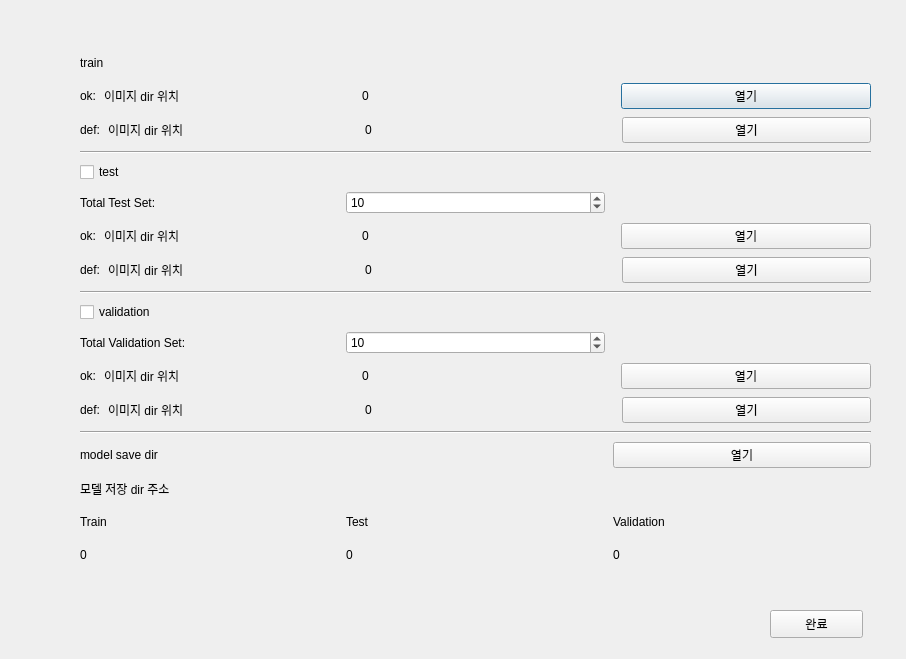
This is GUI/training/training_init.ui in sdc-defect/QC-Process as Qt 5 draws it before an edit. The edited form follows.
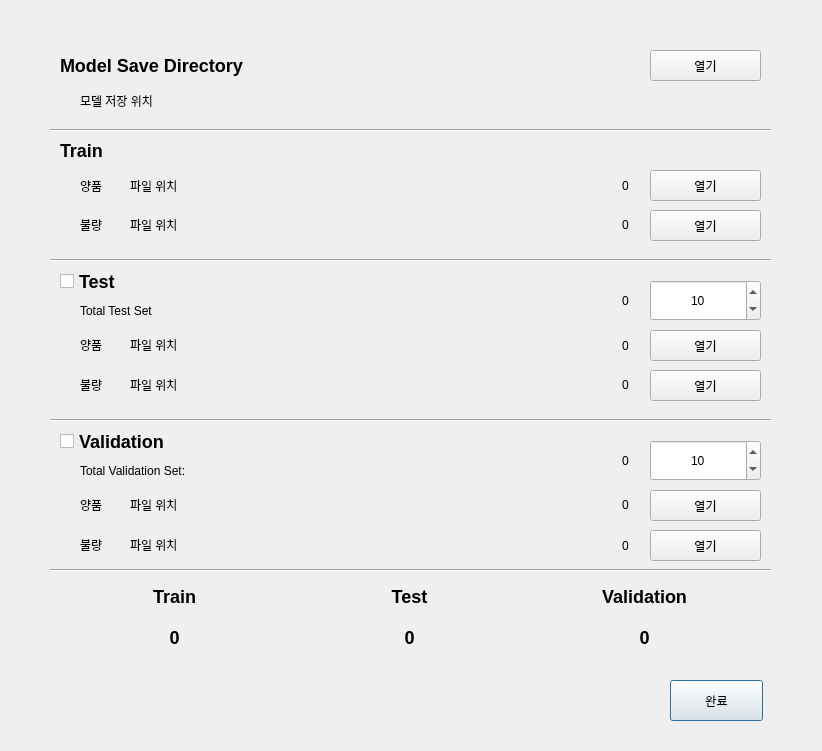
This is the edited form.

Commit message: Feat. GUI: training init UI changed

The edit to the form file:
```diff
--- a/GUI/training/training_init.ui
+++ b/GUI/training/training_init.ui
@@ -6,434 +6,743 @@
    <rect>
     <x>0</x>
     <y>0</y>
-    <width>906</width>
-    <height>659</height>
+    <width>822</width>
+    <height>751</height>
    </rect>
   </property>
   <property name="windowTitle">
    <string>Dialog</string>
   </property>
-  <widget class="QWidget" name="verticalLayoutWidget">
-   <property name="geometry">
-    <rect>
-     <x>80</x>
-     <y>50</y>
-     <width>791</width>
-     <height>517</height>
-    </rect>
-   </property>
-   <layout class="QVBoxLayout" name="verticalLayout">
-    <property name="spacing">
-     <number>8</number>
-    </property>
-    <item>
-     <widget class="QLabel" name="labelTrainSetTitle">
-      <property name="sizePolicy">
-       <sizepolicy hsizetype="Preferred" vsizetype="Preferred">
-        <horstretch>0</horstretch>
-        <verstretch>0</verstretch>
-       </sizepolicy>
-      </property>
-      <property name="text">
-       <string>train</string>
-      </property>
-     </widget>
-    </item>
-    <item>
-     <layout class="QHBoxLayout" name="trainOk" stretch="0,1,1,1">
-      <item>
-       <widget class="QLabel" name="labelOkTrainTitle">
-        <property name="text">
-         <string>ok:</string>
-        </property>
-       </widget>
-      </item>
-      <item>
-       <widget class="QLabel" name="labelOkTrainListDir">
-        <property name="text">
-         <string>이미지 dir 위치</string>
-        </property>
-       </widget>
-      </item>
-      <item>
-       <widget class="QLabel" name="labelOkTrainCount">
-        <property name="text">
-         <string>0</string>
-        </property>
-       </widget>
-      </item>
-      <item>
-       <widget class="QPushButton" name="pushButtonOkTrainListDir">
-        <property name="text">
-         <string>열기</string>
-        </property>
-       </widget>
-      </item>
-     </layout>
-    </item>
-    <item>
-     <layout class="QHBoxLayout" name="trainDef" stretch="0,1,1,1">
-      <item>
-       <widget class="QLabel" name="labelDefTrainTitle">
-        <property name="text">
-         <string>def:</string>
-        </property>
-       </widget>
-      </item>
-      <item>
-       <widget class="QLabel" name="labelDefTrainListDir">
-        <property name="text">
-         <string>이미지 dir 위치</string>
-        </property>
-       </widget>
-      </item>
-      <item>
-       <widget class="QLabel" name="labelDefTrainCount">
-        <property name="text">
-         <string>0</string>
-        </property>
-       </widget>
-      </item>
-      <item>
-       <widget class="QPushButton" name="pushButtonDefTrainListDir">
-        <property name="text">
-         <string>열기</string>
-        </property>
-       </widget>
-      </item>
-     </layout>
-    </item>
-    <item>
-     <widget class="Line" name="line_4">
-      <property name="orientation">
-       <enum>Qt::Horizontal</enum>
-      </property>
-     </widget>
-    </item>
-    <item>
-     <widget class="QCheckBox" name="checkBoxTest">
-      <property name="text">
-       <string>test</string>
-      </property>
-      <property name="tristate">
-       <bool>false</bool>
-      </property>
-     </widget>
-    </item>
-    <item>
-     <layout class="QHBoxLayout" name="totalTestSet">
-      <item>
-       <widget class="QLabel" name="labelTotalRatioTestTitle">
-        <property name="text">
-         <string>Total Test Set:</string>
-        </property>
-       </widget>
-      </item>
-      <item>
-       <widget class="QSpinBox" name="spinBoxTotalRatioTestCount">
-        <property name="minimum">
-         <number>5</number>
-        </property>
-        <property name="maximum">
-         <number>20</number>
-        </property>
-        <property name="singleStep">
-         <number>5</number>
-        </property>
-        <property name="value">
-         <number>10</number>
-        </property>
-       </widget>
-      </item>
-      <item>
-       <widget class="QLabel" name="labelTotalRatioTestCount">
-        <property name="text">
-         <string/>
-        </property>
-       </widget>
-      </item>
-     </layout>
-    </item>
-    <item>
-     <layout class="QHBoxLayout" name="testOk" stretch="0,1,1,1">
-      <item>
-       <widget class="QLabel" name="labelOkTestTitle">
-        <property name="text">
-         <string>ok:</string>
-        </property>
-       </widget>
-      </item>
-      <item>
-       <widget class="QLabel" name="labelOkTestListDir">
-        <property name="text">
-         <string>이미지 dir 위치</string>
-        </property>
-       </widget>
-      </item>
-      <item>
-       <widget class="QLabel" name="labelOkTestCount">
-        <property name="text">
-         <string>0</string>
-        </property>
-       </widget>
-      </item>
-      <item>
-       <widget class="QPushButton" name="pushButtonOkTestListDir">
-        <property name="text">
-         <string>열기</string>
-        </property>
-       </widget>
-      </item>
-     </layout>
-    </item>
-    <item>
-     <layout class="QHBoxLayout" name="testDef" stretch="0,1,1,1">
-      <item>
-       <widget class="QLabel" name="labelDefTestTitle">
-        <property name="text">
-         <string>def:</string>
-        </property>
-       </widget>
-      </item>
-      <item>
-       <widget class="QLabel" name="labelDefTestListDir">
-        <property name="text">
-         <string>이미지 dir 위치</string>
-        </property>
-       </widget>
-      </item>
-      <item>
-       <widget class="QLabel" name="labelDefTestCount">
-        <property name="text">
-         <string>0</string>
-        </property>
-       </widget>
-      </item>
-      <item>
-       <widget class="QPushButton" name="pushButtonDefTestListDir">
-        <property name="text">
-         <string>열기</string>
-        </property>
-       </widget>
-      </item>
-     </layout>
-    </item>
-    <item>
-     <widget class="Line" name="line_5">
-      <property name="orientation">
-       <enum>Qt::Horizontal</enum>
-      </property>
-     </widget>
-    </item>
-    <item>
-     <widget class="QCheckBox" name="checkBoxValidation">
-      <property name="text">
-       <string>validation</string>
-      </property>
-     </widget>
-    </item>
-    <item>
-     <layout class="QHBoxLayout" name="totalValidationSet">
-      <item>
-       <widget class="QLabel" name="labelTotalRatioValidationTitle">
-        <property name="text">
-         <string>Total Validation Set:</string>
-        </property>
-       </widget>
-      </item>
-      <item>
-       <widget class="QSpinBox" name="spinBoxTotalRatioValidationCount">
-        <property name="minimum">
-         <number>5</number>
-        </property>
-        <property name="maximum">
-         <number>20</number>
-        </property>
-        <property name="singleStep">
-         <number>5</number>
-        </property>
-        <property name="value">
-         <number>10</number>
-        </property>
-       </widget>
-      </item>
-      <item>
-       <widget class="QLabel" name="labelTotalRatioValidationCount">
-        <property name="text">
-         <string/>
-        </property>
-       </widget>
-      </item>
-     </layout>
-    </item>
-    <item>
-     <layout class="QHBoxLayout" name="validationOk" stretch="0,1,1,1">
-      <item>
-       <widget class="QLabel" name="labelOkValidationTitle">
-        <property name="text">
-         <string>ok:</string>
-        </property>
-       </widget>
-      </item>
-      <item>
-       <widget class="QLabel" name="labelOkValidationListDir">
-        <property name="text">
-         <string>이미지 dir 위치</string>
-        </property>
-       </widget>
-      </item>
-      <item>
-       <widget class="QLabel" name="labelOkValidationCount">
-        <property name="text">
-         <string>0</string>
-        </property>
-       </widget>
-      </item>
-      <item>
-       <widget class="QPushButton" name="pushButtonOkValidationListDir">
-        <property name="text">
-         <string>열기</string>
-        </property>
-       </widget>
-      </item>
-     </layout>
-    </item>
-    <item>
-     <layout class="QHBoxLayout" name="validationDef" stretch="0,1,1,1">
-      <item>
-       <widget class="QLabel" name="labelDefValidationTitle">
-        <property name="text">
-         <string>def:</string>
-        </property>
-       </widget>
-      </item>
-      <item>
-       <widget class="QLabel" name="labelDefValidationListDir">
-        <property name="text">
-         <string>이미지 dir 위치</string>
-        </property>
-       </widget>
-      </item>
-      <item>
-       <widget class="QLabel" name="labelDefValidationCount">
-        <property name="text">
-         <string>0</string>
-        </property>
-       </widget>
-      </item>
-      <item>
-       <widget class="QPushButton" name="pushButtonDefValidationListDir">
-        <property name="text">
-         <string>열기</string>
-        </property>
-       </widget>
-      </item>
-     </layout>
-    </item>
-    <item>
-     <widget class="Line" name="line_3">
-      <property name="orientation">
-       <enum>Qt::Horizontal</enum>
-      </property>
-     </widget>
-    </item>
-    <item>
-     <layout class="QHBoxLayout" name="saveDir">
-      <item>
-       <widget class="QLabel" name="labelModelSave">
-        <property name="text">
-         <string>model save dir</string>
-        </property>
-       </widget>
-      </item>
-      <item>
-       <widget class="QLabel" name="labelValidationCount_2">
-        <property name="text">
-         <string/>
-        </property>
-       </widget>
-      </item>
-      <item>
-       <widget class="QPushButton" name="pushButtonModelSaveDir">
-        <property name="text">
-         <string>열기</string>
-        </property>
-       </widget>
-      </item>
-     </layout>
-    </item>
-    <item>
-     <widget class="QLabel" name="labelModelSaveDir">
-      <property name="text">
-       <string>모델 저장 dir 주소</string>
-      </property>
-     </widget>
-    </item>
-    <item>
-     <layout class="QHBoxLayout" name="totalRatioPlot">
-      <item>
-       <widget class="QLabel" name="totalRatioPlotTrain_2">
-        <property name="text">
-         <string>Train</string>
-        </property>
-       </widget>
-      </item>
-      <item>
-       <widget class="QLabel" name="totalRatioPlotTest">
-        <property name="text">
-         <string>Test</string>
-        </property>
-       </widget>
-      </item>
-      <item>
-       <widget class="QLabel" name="totalRatioPlotValidation">
-        <property name="text">
-         <string>Validation</string>
-        </property>
-       </widget>
-      </item>
-     </layout>
-    </item>
-    <item>
-     <layout class="QHBoxLayout" name="totalRatioPlotCount">
-      <item>
-       <widget class="QLabel" name="totalRatioPlotCountTrain">
-        <property name="text">
-         <string>0</string>
-        </property>
-       </widget>
-      </item>
-      <item>
-       <widget class="QLabel" name="totalRatioPlotCountTest">
-        <property name="text">
-         <string>0</string>
-        </property>
-       </widget>
-      </item>
-      <item>
-       <widget class="QLabel" name="totalRatioPlotCountValidation">
-        <property name="text">
-         <string>0</string>
-        </property>
-       </widget>
-      </item>
-     </layout>
-    </item>
-   </layout>
-  </widget>
   <widget class="QPushButton" name="pushButtonInitNext">
    <property name="geometry">
     <rect>
-     <x>770</x>
-     <y>610</y>
+     <x>670</x>
+     <y>680</y>
      <width>93</width>
-     <height>28</height>
+     <height>41</height>
     </rect>
    </property>
    <property name="text">
     <string>완료</string>
    </property>
   </widget>
+  <widget class="QLabel" name="labelTrainSetTitle">
+   <property name="geometry">
+    <rect>
+     <x>60</x>
+     <y>140</y>
+     <width>391</width>
+     <height>21</height>
+    </rect>
+   </property>
+   <property name="sizePolicy">
+    <sizepolicy hsizetype="Preferred" vsizetype="Preferred">
+     <horstretch>0</horstretch>
+     <verstretch>0</verstretch>
+    </sizepolicy>
+   </property>
+   <property name="styleSheet">
+    <string notr="true">font-weight: bold;
+font-size: 18px;</string>
+   </property>
+   <property name="text">
+    <string>Train</string>
+   </property>
+  </widget>
+  <widget class="QCheckBox" name="checkBoxTest">
+   <property name="geometry">
+    <rect>
+     <x>60</x>
+     <y>270</y>
+     <width>699</width>
+     <height>22</height>
+    </rect>
+   </property>
+   <property name="styleSheet">
+    <string notr="true">font-weight: bold;
+font-size: 18px;</string>
+   </property>
+   <property name="text">
+    <string>Test</string>
+   </property>
+   <property name="tristate">
+    <bool>false</bool>
+   </property>
+  </widget>
+  <widget class="QCheckBox" name="checkBoxValidation">
+   <property name="geometry">
+    <rect>
+     <x>60</x>
+     <y>430</y>
+     <width>701</width>
+     <height>22</height>
+    </rect>
+   </property>
+   <property name="styleSheet">
+    <string notr="true">font-weight: bold;
+font-size: 18px;</string>
+   </property>
+   <property name="text">
+    <string>Validation</string>
+   </property>
+  </widget>
+  <widget class="QWidget" name="">
+   <property name="geometry">
+    <rect>
+     <x>60</x>
+     <y>50</y>
+     <width>581</width>
+     <height>30</height>
+    </rect>
+   </property>
+   <layout class="QHBoxLayout" name="saveDir" stretch="1,1">
+    <item>
+     <widget class="QLabel" name="labelModelSave">
+      <property name="styleSheet">
+       <string notr="true">font-weight: bold;
+font-size: 18px;</string>
+      </property>
+      <property name="text">
+       <string>Model Save Directory</string>
+      </property>
+     </widget>
+    </item>
+    <item>
+     <widget class="QLabel" name="labelValidationCount_2">
+      <property name="text">
+       <string/>
+      </property>
+     </widget>
+    </item>
+   </layout>
+  </widget>
+  <widget class="QLabel" name="labelModelSaveDir">
+   <property name="geometry">
+    <rect>
+     <x>80</x>
+     <y>90</y>
+     <width>681</width>
+     <height>21</height>
+    </rect>
+   </property>
+   <property name="styleSheet">
+    <string notr="true"/>
+   </property>
+   <property name="text">
+    <string>모델 저장 위치</string>
+   </property>
+  </widget>
+  <widget class="QWidget" name="">
+   <property name="geometry">
+    <rect>
+     <x>60</x>
+     <y>570</y>
+     <width>699</width>
+     <height>53</height>
+    </rect>
+   </property>
+   <layout class="QHBoxLayout" name="totalRatioPlot">
+    <item>
+     <widget class="QLabel" name="totalRatioPlotTrain_2">
+      <property name="styleSheet">
+       <string notr="true">font-size: 18px;
+font-weight: bold;</string>
+      </property>
+      <property name="text">
+       <string>Train</string>
+      </property>
+      <property name="alignment">
+       <set>Qt::AlignCenter</set>
+      </property>
+     </widget>
+    </item>
+    <item>
+     <widget class="QLabel" name="totalRatioPlotTest">
+      <property name="styleSheet">
+       <string notr="true">font-size: 18px;
+font-weight: bold;</string>
+      </property>
+      <property name="text">
+       <string>Test</string>
+      </property>
+      <property name="alignment">
+       <set>Qt::AlignCenter</set>
+      </property>
+     </widget>
+    </item>
+    <item>
+     <widget class="QLabel" name="totalRatioPlotValidation">
+      <property name="styleSheet">
+       <string notr="true">font-size: 18px;
+font-weight: bold;</string>
+      </property>
+      <property name="text">
+       <string>Validation</string>
+      </property>
+      <property name="alignment">
+       <set>Qt::AlignCenter</set>
+      </property>
+     </widget>
+    </item>
+   </layout>
+  </widget>
+  <widget class="QWidget" name="">
+   <property name="geometry">
+    <rect>
+     <x>60</x>
+     <y>620</y>
+     <width>699</width>
+     <height>34</height>
+    </rect>
+   </property>
+   <layout class="QHBoxLayout" name="totalRatioPlotCount">
+    <item>
+     <widget class="QLabel" name="totalRatioPlotCountTrain">
+      <property name="styleSheet">
+       <string notr="true">font-size: 18px;
+font-weight: bold;</string>
+      </property>
+      <property name="text">
+       <string>0</string>
+      </property>
+      <property name="alignment">
+       <set>Qt::AlignCenter</set>
+      </property>
+     </widget>
+    </item>
+    <item>
+     <widget class="QLabel" name="totalRatioPlotCountTest">
+      <property name="styleSheet">
+       <string notr="true">font-size: 18px;
+font-weight: bold;</string>
+      </property>
+      <property name="text">
+       <string>0</string>
+      </property>
+      <property name="alignment">
+       <set>Qt::AlignCenter</set>
+      </property>
+     </widget>
+    </item>
+    <item>
+     <widget class="QLabel" name="totalRatioPlotCountValidation">
+      <property name="styleSheet">
+       <string notr="true">font-size: 18px;
+font-weight: bold;</string>
+      </property>
+      <property name="text">
+       <string>0</string>
+      </property>
+      <property name="alignment">
+       <set>Qt::AlignCenter</set>
+      </property>
+     </widget>
+    </item>
+   </layout>
+  </widget>
+  <widget class="QPushButton" name="pushButtonDefTrainListDir">
+   <property name="geometry">
+    <rect>
+     <x>650</x>
+     <y>210</y>
+     <width>111</width>
+     <height>31</height>
+    </rect>
+   </property>
+   <property name="text">
+    <string>열기</string>
+   </property>
+  </widget>
+  <widget class="QPushButton" name="pushButtonOkTrainListDir">
+   <property name="geometry">
+    <rect>
+     <x>650</x>
+     <y>170</y>
+     <width>111</width>
+     <height>31</height>
+    </rect>
+   </property>
+   <property name="text">
+    <string>열기</string>
+   </property>
+  </widget>
+  <widget class="QLabel" name="labelOkTrainCount">
+   <property name="geometry">
+    <rect>
+     <x>600</x>
+     <y>170</y>
+     <width>51</width>
+     <height>31</height>
+    </rect>
+   </property>
+   <property name="text">
+    <string>0</string>
+   </property>
+   <property name="alignment">
+    <set>Qt::AlignCenter</set>
+   </property>
+  </widget>
+  <widget class="QLabel" name="labelDefTrainCount">
+   <property name="geometry">
+    <rect>
+     <x>600</x>
+     <y>210</y>
+     <width>51</width>
+     <height>29</height>
+    </rect>
+   </property>
+   <property name="text">
+    <string>0</string>
+   </property>
+   <property name="alignment">
+    <set>Qt::AlignCenter</set>
+   </property>
+  </widget>
+  <widget class="Line" name="line">
+   <property name="geometry">
+    <rect>
+     <x>50</x>
+     <y>250</y>
+     <width>721</width>
+     <height>20</height>
+    </rect>
+   </property>
+   <property name="orientation">
+    <enum>Qt::Horizontal</enum>
+   </property>
+  </widget>
+  <widget class="QLabel" name="labelTotalRatioTestCount">
+   <property name="geometry">
+    <rect>
+     <x>600</x>
+     <y>290</y>
+     <width>51</width>
+     <height>21</height>
+    </rect>
+   </property>
+   <property name="text">
+    <string>0</string>
+   </property>
+   <property name="alignment">
+    <set>Qt::AlignCenter</set>
+   </property>
+  </widget>
+  <widget class="QSpinBox" name="spinBoxTotalRatioTestCount">
+   <property name="geometry">
+    <rect>
+     <x>650</x>
+     <y>280</y>
+     <width>111</width>
+     <height>41</height>
+    </rect>
+   </property>
+   <property name="alignment">
+    <set>Qt::AlignCenter</set>
+   </property>
+   <property name="minimum">
+    <number>5</number>
+   </property>
+   <property name="maximum">
+    <number>20</number>
+   </property>
+   <property name="singleStep">
+    <number>5</number>
+   </property>
+   <property name="value">
+    <number>10</number>
+   </property>
+  </widget>
+  <widget class="QLabel" name="labelTotalRatioTestTitle">
+   <property name="geometry">
+    <rect>
+     <x>80</x>
+     <y>300</y>
+     <width>121</width>
+     <height>21</height>
+    </rect>
+   </property>
+   <property name="text">
+    <string>Total Test Set</string>
+   </property>
+  </widget>
+  <widget class="QPushButton" name="pushButtonOkTestListDir">
+   <property name="geometry">
+    <rect>
+     <x>650</x>
+     <y>330</y>
+     <width>111</width>
+     <height>31</height>
+    </rect>
+   </property>
+   <property name="text">
+    <string>열기</string>
+   </property>
+  </widget>
+  <widget class="QLabel" name="labelOkTestCount">
+   <property name="geometry">
+    <rect>
+     <x>600</x>
+     <y>330</y>
+     <width>51</width>
+     <height>31</height>
+    </rect>
+   </property>
+   <property name="text">
+    <string>0</string>
+   </property>
+   <property name="alignment">
+    <set>Qt::AlignCenter</set>
+   </property>
+  </widget>
+  <widget class="QPushButton" name="pushButtonDefTestListDir">
+   <property name="geometry">
+    <rect>
+     <x>650</x>
+     <y>370</y>
+     <width>111</width>
+     <height>31</height>
+    </rect>
+   </property>
+   <property name="text">
+    <string>열기</string>
+   </property>
+  </widget>
+  <widget class="QLabel" name="labelDefTestCount">
+   <property name="geometry">
+    <rect>
+     <x>605</x>
+     <y>370</y>
+     <width>41</width>
+     <height>29</height>
+    </rect>
+   </property>
+   <property name="text">
+    <string>0</string>
+   </property>
+   <property name="alignment">
+    <set>Qt::AlignCenter</set>
+   </property>
+  </widget>
+  <widget class="Line" name="line_2">
+   <property name="geometry">
+    <rect>
+     <x>50</x>
+     <y>410</y>
+     <width>721</width>
+     <height>20</height>
+    </rect>
+   </property>
+   <property name="orientation">
+    <enum>Qt::Horizontal</enum>
+   </property>
+  </widget>
+  <widget class="QLabel" name="labelTotalRatioValidationCount">
+   <property name="geometry">
+    <rect>
+     <x>600</x>
+     <y>450</y>
+     <width>51</width>
+     <height>21</height>
+    </rect>
+   </property>
+   <property name="text">
+    <string>0</string>
+   </property>
+   <property name="alignment">
+    <set>Qt::AlignCenter</set>
+   </property>
+  </widget>
+  <widget class="QSpinBox" name="spinBoxTotalRatioValidationCount">
+   <property name="geometry">
+    <rect>
+     <x>650</x>
+     <y>440</y>
+     <width>111</width>
+     <height>41</height>
+    </rect>
+   </property>
+   <property name="alignment">
+    <set>Qt::AlignCenter</set>
+   </property>
+   <property name="minimum">
+    <number>5</number>
+   </property>
+   <property name="maximum">
+    <number>20</number>
+   </property>
+   <property name="singleStep">
+    <number>5</number>
+   </property>
+   <property name="value">
+    <number>10</number>
+   </property>
+  </widget>
+  <widget class="QLabel" name="labelTotalRatioValidationTitle">
+   <property name="geometry">
+    <rect>
+     <x>80</x>
+     <y>460</y>
+     <width>141</width>
+     <height>21</height>
+    </rect>
+   </property>
+   <property name="text">
+    <string>Total Validation Set:</string>
+   </property>
+  </widget>
+  <widget class="QPushButton" name="pushButtonOkValidationListDir">
+   <property name="geometry">
+    <rect>
+     <x>650</x>
+     <y>490</y>
+     <width>111</width>
+     <height>31</height>
+    </rect>
+   </property>
+   <property name="text">
+    <string>열기</string>
+   </property>
+  </widget>
+  <widget class="QLabel" name="labelOkValidationCount">
+   <property name="geometry">
+    <rect>
+     <x>600</x>
+     <y>490</y>
+     <width>51</width>
+     <height>29</height>
+    </rect>
+   </property>
+   <property name="text">
+    <string>0</string>
+   </property>
+   <property name="alignment">
+    <set>Qt::AlignCenter</set>
+   </property>
+  </widget>
+  <widget class="QPushButton" name="pushButtonDefValidationListDir">
+   <property name="geometry">
+    <rect>
+     <x>650</x>
+     <y>530</y>
+     <width>111</width>
+     <height>31</height>
+    </rect>
+   </property>
+   <property name="text">
+    <string>열기</string>
+   </property>
+  </widget>
+  <widget class="QLabel" name="labelDefValidationCount">
+   <property name="geometry">
+    <rect>
+     <x>600</x>
+     <y>530</y>
+     <width>51</width>
+     <height>31</height>
+    </rect>
+   </property>
+   <property name="text">
+    <string>0</string>
+   </property>
+   <property name="alignment">
+    <set>Qt::AlignCenter</set>
+   </property>
+  </widget>
+  <widget class="Line" name="line_3">
+   <property name="geometry">
+    <rect>
+     <x>50</x>
+     <y>120</y>
+     <width>721</width>
+     <height>20</height>
+    </rect>
+   </property>
+   <property name="orientation">
+    <enum>Qt::Horizontal</enum>
+   </property>
+  </widget>
+  <widget class="QPushButton" name="pushButtonModelSaveDir">
+   <property name="geometry">
+    <rect>
+     <x>650</x>
+     <y>50</y>
+     <width>111</width>
+     <height>31</height>
+    </rect>
+   </property>
+   <property name="text">
+    <string>열기</string>
+   </property>
+  </widget>
+  <widget class="Line" name="line_4">
+   <property name="geometry">
+    <rect>
+     <x>50</x>
+     <y>560</y>
+     <width>721</width>
+     <height>20</height>
+    </rect>
+   </property>
+   <property name="orientation">
+    <enum>Qt::Horizontal</enum>
+   </property>
+  </widget>
+  <widget class="QLabel" name="labelOkTrainListDir">
+   <property name="geometry">
+    <rect>
+     <x>130</x>
+     <y>170</y>
+     <width>471</width>
+     <height>31</height>
+    </rect>
+   </property>
+   <property name="text">
+    <string>파일 위치</string>
+   </property>
+  </widget>
+  <widget class="QLabel" name="labelOkTrainTitle">
+   <property name="geometry">
+    <rect>
+     <x>80</x>
+     <y>170</y>
+     <width>61</width>
+     <height>31</height>
+    </rect>
+   </property>
+   <property name="text">
+    <string>양품</string>
+   </property>
+  </widget>
+  <widget class="QLabel" name="labelDefTrainTitle">
+   <property name="geometry">
+    <rect>
+     <x>80</x>
+     <y>210</y>
+     <width>30</width>
+     <height>29</height>
+    </rect>
+   </property>
+   <property name="text">
+    <string>불량</string>
+   </property>
+  </widget>
+  <widget class="QLabel" name="labelDefTrainListDir">
+   <property name="geometry">
+    <rect>
+     <x>130</x>
+     <y>210</y>
+     <width>471</width>
+     <height>29</height>
+    </rect>
+   </property>
+   <property name="text">
+    <string>파일 위치</string>
+   </property>
+  </widget>
+  <widget class="QLabel" name="labelOkTestTitle">
+   <property name="geometry">
+    <rect>
+     <x>80</x>
+     <y>330</y>
+     <width>30</width>
+     <height>29</height>
+    </rect>
+   </property>
+   <property name="text">
+    <string>양품</string>
+   </property>
+  </widget>
+  <widget class="QLabel" name="labelOkTestListDir">
+   <property name="geometry">
+    <rect>
+     <x>130</x>
+     <y>330</y>
+     <width>471</width>
+     <height>29</height>
+    </rect>
+   </property>
+   <property name="text">
+    <string>파일 위치</string>
+   </property>
+  </widget>
+  <widget class="QLabel" name="labelDefTestTitle">
+   <property name="geometry">
+    <rect>
+     <x>80</x>
+     <y>370</y>
+     <width>30</width>
+     <height>29</height>
+    </rect>
+   </property>
+   <property name="text">
+    <string>불량</string>
+   </property>
+  </widget>
+  <widget class="QLabel" name="labelDefTestListDir">
+   <property name="geometry">
+    <rect>
+     <x>130</x>
+     <y>370</y>
+     <width>471</width>
+     <height>29</height>
+    </rect>
+   </property>
+   <property name="text">
+    <string>파일 위치</string>
+   </property>
+  </widget>
+  <widget class="QLabel" name="labelOkValidationTitle">
+   <property name="geometry">
+    <rect>
+     <x>80</x>
+     <y>490</y>
+     <width>30</width>
+     <height>29</height>
+    </rect>
+   </property>
+   <property name="text">
+    <string>양품</string>
+   </property>
+  </widget>
+  <widget class="QLabel" name="labelOkValidationListDir">
+   <property name="geometry">
+    <rect>
+     <x>130</x>
+     <y>490</y>
+     <width>471</width>
+     <height>29</height>
+    </rect>
+   </property>
+   <property name="text">
+    <string>파일 위치</string>
+   </property>
+  </widget>
+  <widget class="QLabel" name="labelDefValidationTitle">
+   <property name="geometry">
+    <rect>
+     <x>80</x>
+     <y>530</y>
+     <width>30</width>
+     <height>29</height>
+    </rect>
+   </property>
+   <property name="text">
+    <string>불량</string>
+   </property>
+  </widget>
+  <widget class="QLabel" name="labelDefValidationListDir">
+   <property name="geometry">
+    <rect>
+     <x>130</x>
+     <y>530</y>
+     <width>471</width>
+     <height>29</height>
+    </rect>
+   </property>
+   <property name="text">
+    <string>파일 위치</string>
+   </property>
+  </widget>
  </widget>
  <resources/>
  <connections/>
```
The commit also changes 1 other file.
